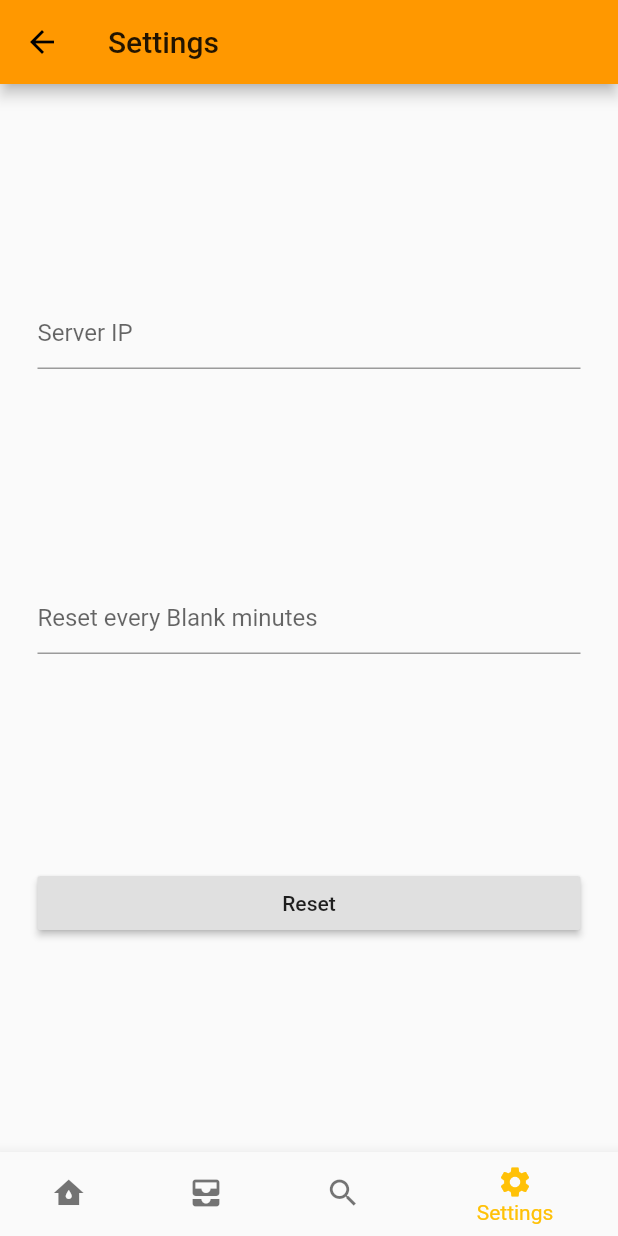
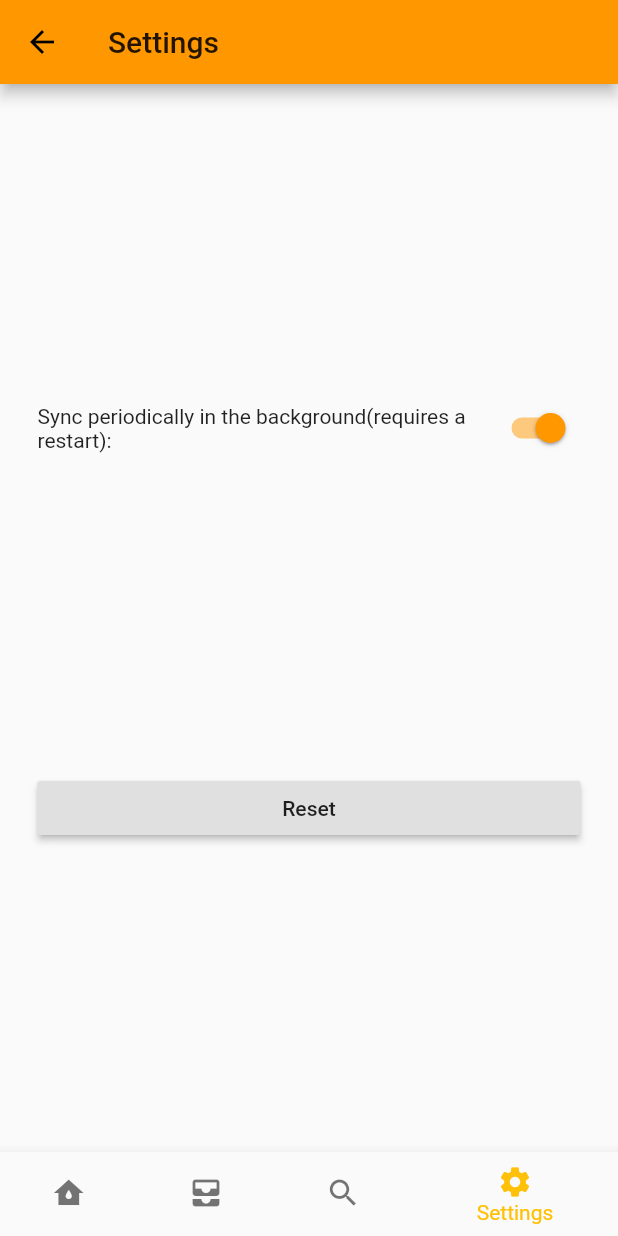
Before and after one commit to AlexWalburg/CallLocked, a Flutter app: the SettingsPage screen opened by its route, on a phone screen of 412 x 824 dp. Run offline on Flutter 3.47's test engine with Material 2 defaults, Android fonts, the phone set to English and light mode, and no system bars; our stand-ins replace contacts_service, image_picker, permission_handler, qr_flutter, share, shared_preferences and 1 more; missing offline and left inert: asn1lib, pointycastle, qrscan, workmanager; accounts and stored records are empty.

Commit message:
Added in a settings page

```diff
--- a/lib/main.dart
+++ b/lib/main.dart
@@ -7,6 +7,7 @@ import 'package:contacts_service/contacts_service.dart';
 import 'package:permission_handler/permission_handler.dart';
 import 'package:CallLock/databaseStuff.dart';
 import 'package:workmanager/workmanager.dart';
+import 'package:shared_preferences/shared_preferences.dart';
 
 import 'constants.dart';
 const buttonStyle = TextStyle(fontSize: 26);
@@ -96,8 +97,13 @@ class _MyHomePageState extends State<MyHomePage> {
   void initState(){
     super.initState();
     createDB();
-    Workmanager.initialize(callbackDispatcher, isInDebugMode: false);
-    Workmanager.registerPeriodicTask("test", "test", frequency: Duration(minutes: 15));
+    SharedPreferences.getInstance().then((value){
+      if(value.getBool("doBackgroundSync") ?? true) {
+        Workmanager.initialize(callbackDispatcher, isInDebugMode: false);
+        Workmanager.registerPeriodicTask(
+            "sync", "sync", frequency: Duration(minutes: 15));
+      }
+    });
   }
   @override
   Widget build(BuildContext context) {
--- a/lib/settings.dart
+++ b/lib/settings.dart
@@ -1,6 +1,6 @@
 import 'package:flutter/cupertino.dart';
 import 'package:flutter/material.dart';
-import 'package:flutter/services.dart';
+import 'package:shared_preferences/shared_preferences.dart';
 import 'databaseStuff.dart' as databaseStuff;
 
 import 'navigator.dart';
@@ -10,11 +10,14 @@ class SettingsPage extends StatefulWidget{
   SettingsPageState createState() => SettingsPageState();
 }
 class SettingsPageState extends State<SettingsPage>{
-  void changeServerIP(String ip){
-
-  }
-  void changeResetTime(String min){
-
+  Future<SharedPreferences> _prefs = SharedPreferences.getInstance();
+  bool autoSyncOn = true;
+  SettingsPageState(){
+    _prefs.then((value){
+      setState(() {
+        autoSyncOn = value.getBool("doBackgroundSync") ?? true;
+      });
+    });
   }
   void reset(){
     databaseStuff.clearDB();
@@ -31,14 +34,21 @@ class SettingsPageState extends State<SettingsPage>{
             crossAxisAlignment: CrossAxisAlignment.stretch,
             mainAxisAlignment: MainAxisAlignment.spaceEvenly,
             children: <Widget>[
-              TextField(
-                decoration: InputDecoration(hintText: "Server IP"),
-                onSubmitted: changeServerIP,
-              ),
-              TextField(
-                decoration: InputDecoration(hintText: "Reset every Blank minutes",),
-                keyboardType: TextInputType.number,
-                onSubmitted: changeResetTime,
+              Row(
+                mainAxisAlignment: MainAxisAlignment.spaceEvenly,
+                children: [
+                  Expanded(
+                    child: Text("Sync periodically in the background(requires a restart):")
+                  ),
+                  Switch(
+                      value: autoSyncOn,
+                      onChanged: (bool){
+                        _prefs.then((value) => value.setBool("doBackgroundSync", bool));
+                        setState(() {
+                          autoSyncOn = bool;
+                        });
+                      })
+                ],
               ),
               RaisedButton(
                   child: Text("Reset"),
--- a/pubspec.yaml
+++ b/pubspec.yaml
@@ -32,6 +32,7 @@ dependencies:
   image_picker: '>=0.6.7 < 1.0.0'
   qrscan: ^0.2.17
   workmanager: ^0.2.3
+  shared_preferences: '>=0.5.0+0 <2.0.0'
   flutter:
     sdk: flutter
 
```
Also changed, not shown: pubspec.lock.
